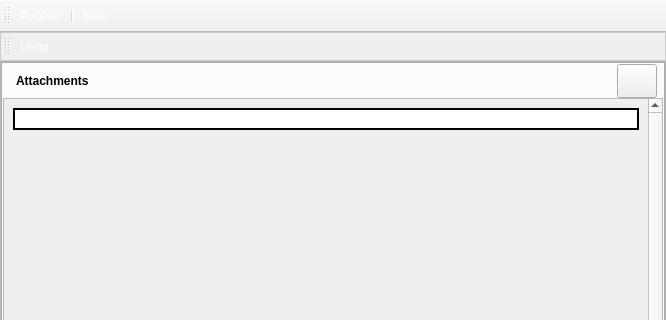
RetroShare/RetroShare, file retroshare-gui/src/gui/blogs/CreateBlogMsg.ui: the form before one commit; both pictures show x 0 to 666 and y 0 to 320 of the 666 by 515 pixel window.
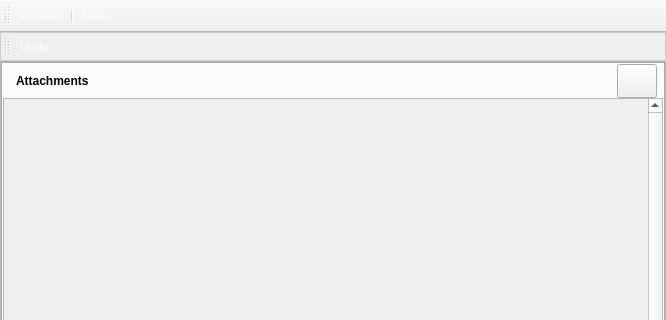
The form after the commit. The open tabs and pages were chosen to show the change. Icons and pictures are not drawn.

Commit message: removed not used frame for attachments

Patch:
```diff
--- a/retroshare-gui/src/gui/blogs/CreateBlogMsg.ui
+++ b/retroshare-gui/src/gui/blogs/CreateBlogMsg.ui
@@ -267,35 +267,7 @@
               </property>
               <layout class="QVBoxLayout" name="verticalLayout">
                <item>
-                <widget class="QFrame" name="fileFrame">
-                 <property name="minimumSize">
-                  <size>
-                   <width>0</width>
-                   <height>0</height>
-                  </size>
-                 </property>
-                 <property name="acceptDrops">
-                  <bool>true</bool>
-                 </property>
-                 <property name="toolTip">
-                  <string>Drag and Drop Files from Search Results</string>
-                 </property>
-                 <property name="styleSheet">
-                  <string notr="true">QFrame#fileFrame{border: 2px solid black; 
-background: white;}</string>
-                 </property>
-                 <property name="frameShape">
-                  <enum>QFrame::StyledPanel</enum>
-                 </property>
-                 <property name="frameShadow">
-                  <enum>QFrame::Raised</enum>
-                 </property>
-                 <layout class="QGridLayout" name="gridLayout_3">
-                  <item row="0" column="0">
-                   <layout class="QHBoxLayout" name="horizontalLayout"/>
-                  </item>
-                 </layout>
-                </widget>
+                <layout class="QVBoxLayout" name="verticalLayout_3"/>
                </item>
                <item>
                 <spacer name="verticalSpacer">
```
Left out of the diff: 3 changed lines with no effect on the pictures. The commit also changes 1 other file.
